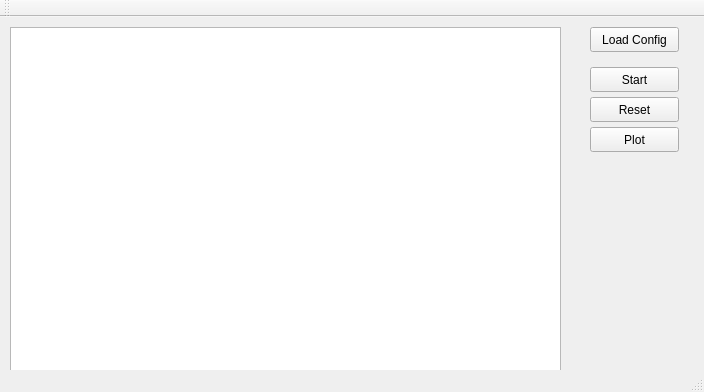
Above: gui.ui from felixplum/carsimulator before the change. Below: the same form after it.
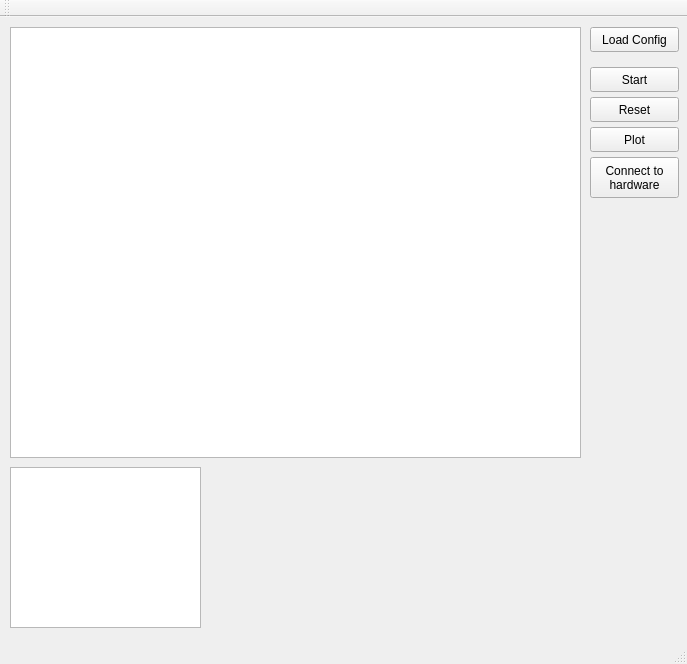
That is the form after the change.

Commit message: - gui now manages car ptrs; only selectively add to simulation

The edit to the form file:
```diff
--- a/gui.ui
+++ b/gui.ui
@@ -6,10 +6,16 @@
    <rect>
     <x>0</x>
     <y>0</y>
-    <width>704</width>
-    <height>392</height>
+    <width>687</width>
+    <height>664</height>
    </rect>
   </property>
+  <property name="sizePolicy">
+   <sizepolicy hsizetype="Preferred" vsizetype="Preferred">
+    <horstretch>0</horstretch>
+    <verstretch>0</verstretch>
+   </sizepolicy>
+  </property>
   <property name="windowTitle">
    <string>Race Car Lab Simulator</string>
   </property>
@@ -19,8 +25,8 @@
      <rect>
       <x>10</x>
       <y>10</y>
-      <width>551</width>
-      <height>351</height>
+      <width>571</width>
+      <height>431</height>
      </rect>
     </property>
    </widget>
@@ -79,6 +85,30 @@
      <string>Reset</string>
     </property>
    </widget>
+   <widget class="QGraphicsView" name="graphicsView_2">
+    <property name="geometry">
+     <rect>
+      <x>10</x>
+      <y>450</y>
+      <width>191</width>
+      <height>161</height>
+     </rect>
+    </property>
+   </widget>
+   <widget class="QPushButton" name="pushButton_udp">
+    <property name="geometry">
+     <rect>
+      <x>590</x>
+      <y>140</y>
+      <width>89</width>
+      <height>41</height>
+     </rect>
+    </property>
+    <property name="text">
+     <string>Connect to
+hardware</string>
+    </property>
+   </widget>
   </widget>
   <widget class="QToolBar" name="mainToolBar">
    <attribute name="toolBarArea">
```
The commit also changes 2 other files.
